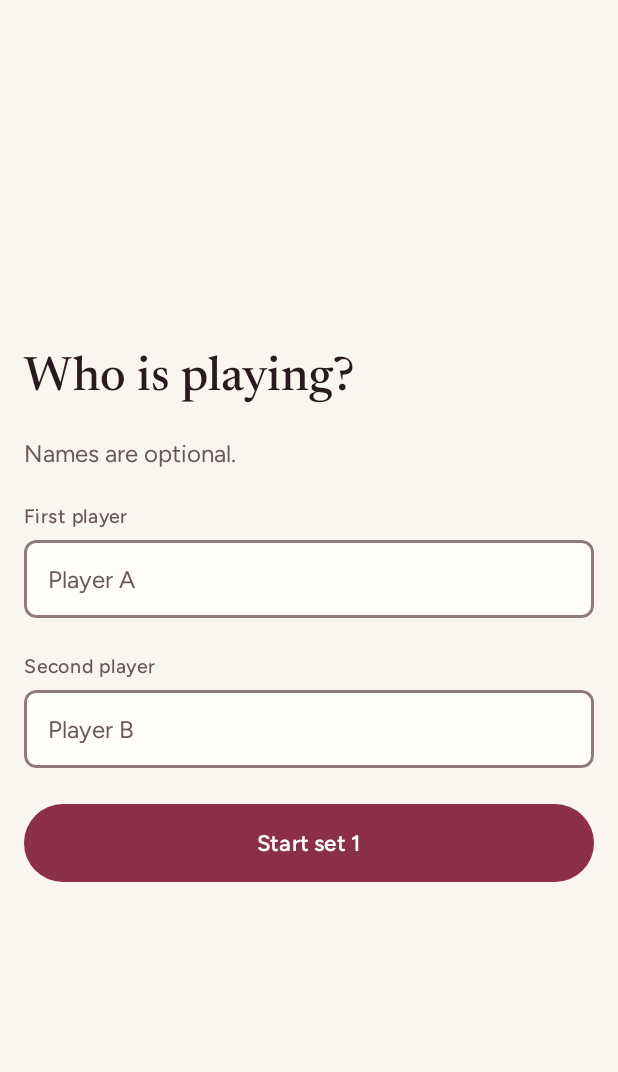
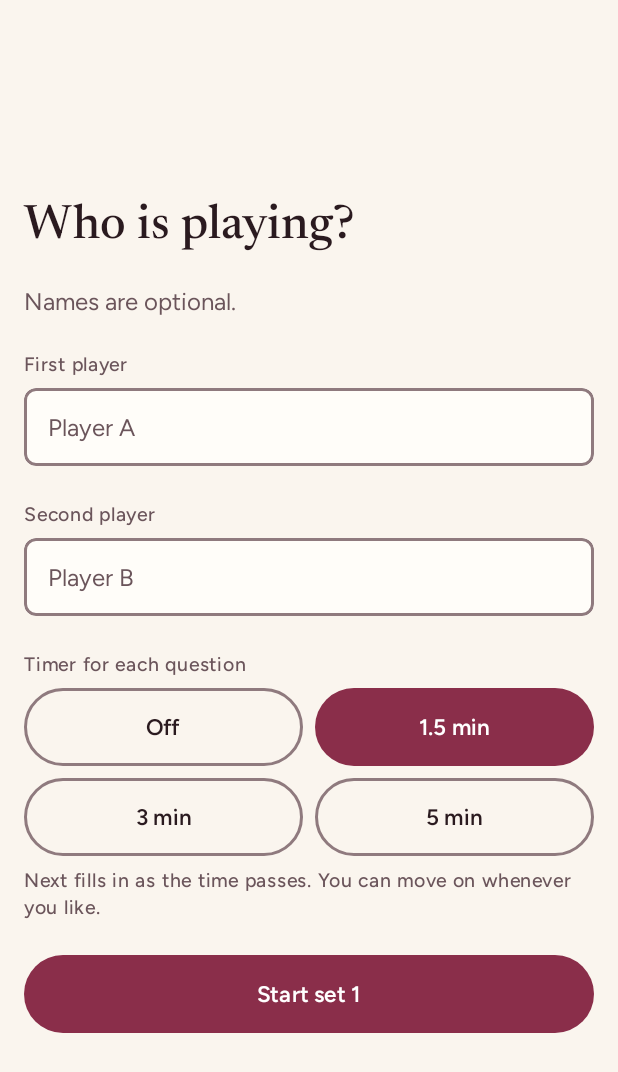
Before and after one commit to tcjewell-tech/closer-cards, an Android app built with Jetpack Compose: the screen it shows after launch (MainActivity), after a tap on "Start", on a phone screen of 412 x 824 dp. Shown: the top 1072 px of the screen. Run offline under Robolectric (Android 15) with nearby library versions, the phone set to English and light mode, and no system bars.

Commit message:
Add an optional timer for each question that shades in Next
Setup gains a picker: Off, 1.5, 3 or 5 minutes (1.5 by default, not
saved between launches). Once a card is revealed, Next fills from the
start edge over the chosen time as a pacing cue; Next and Skip work at
any moment. The fill is drawn under the label so its contrast stays
above 4.5:1, and counts frame time so it still runs with system
animations off.

Co-Authored-By: Claude Fable 5.2 <noreply@anthropic.com>

```diff
--- a/app/src/main/java/com/tom/closercards/model/Session.kt
+++ b/app/src/main/java/com/tom/closercards/model/Session.kt
@@ -34,10 +34,20 @@ object TurnOrder {
     }
 }
 
+/** The optional countdown for each question, chosen on Setup. It only paces: Next works at any time. */
+enum class QuestionTimer(val seconds: Int) {
+    Off(0), Short(90), Medium(180), Long(300);
+
+    /** How much of Next is shaded in once a question has been face up for [elapsedMillis]: 0 to 1. */
+    fun fill(elapsedMillis: Long): Float =
+        if (seconds == 0) 0f else (elapsedMillis / (seconds * 1000f)).coerceIn(0f, 1f)
+}
+
 /** Where a session stands. Indices are 0-based into [Deck.sets] and that set's cards. */
 data class Session(
     val phase: Phase = Phase.Home,
     val names: PlayerNames = PlayerNames.resolve("", ""),
+    val timer: QuestionTimer = QuestionTimer.Short,
     val setIndex: Int = 0,
     val cardIndex: Int = 0,
     val flipped: Boolean = false,
@@ -52,8 +62,8 @@ class SessionReducer(private val deck: Deck) {
 
     fun openSetup(s: Session) = if (s.phase == Phase.Home) s.copy(phase = Phase.Setup) else s
 
-    fun begin(s: Session, names: PlayerNames) =
-        if (s.phase == Phase.Setup) Session(phase = Phase.SetIntro, names = names) else s
+    fun begin(s: Session, names: PlayerNames, timer: QuestionTimer = QuestionTimer.Short) =
+        if (s.phase == Phase.Setup) Session(phase = Phase.SetIntro, names = names, timer = timer) else s
 
     fun startSet(s: Session) =
         if (s.phase == Phase.SetIntro) s.copy(phase = Phase.Card, cardIndex = 0, flipped = false) else s
@@ -83,9 +93,9 @@ class SessionReducer(private val deck: Deck) {
 
     fun endSession(s: Session) = if (s.phase == Phase.SetComplete) s.copy(phase = Phase.SessionComplete) else s
 
-    /** Same players, fresh deck: straight to the first set's intro. */
+    /** Same players and timer, fresh deck: straight to the first set's intro. */
     fun playAgain(s: Session) =
-        if (s.phase == Phase.SessionComplete) Session(phase = Phase.SetIntro, names = s.names) else s
+        if (s.phase == Phase.SessionComplete) Session(phase = Phase.SetIntro, names = s.names, timer = s.timer) else s
 
     /** Back from any screen: the session ends and Home starts a new one. */
     fun home() = Session()
--- a/app/src/main/java/com/tom/closercards/ui/CloserCardsNavHost.kt
+++ b/app/src/main/java/com/tom/closercards/ui/CloserCardsNavHost.kt
@@ -52,7 +52,7 @@ fun CloserCardsNavHost() {
         exitTransition = { ExitTransition.None },
     ) {
         composable(Phase.Home.name) { HomeScreen(onStart = { go(viewModel::start) }) }
-        composable(Phase.Setup.name) { SetupScreen(onBegin = { names -> go { viewModel.begin(names) } }) }
+        composable(Phase.Setup.name) { SetupScreen(onBegin = { names, timer -> go { viewModel.begin(names, timer) } }) }
         composable(Phase.SetIntro.name) { SetIntroScreen(state, onStart = { go(viewModel::startSet) }) }
         composable(Phase.Card.name) {
             CardScreen(state, onFlip = viewModel::flip, onNext = { go(viewModel::next) }, onSkip = { go(viewModel::skip) })
--- a/app/src/main/java/com/tom/closercards/ui/CloserCardsViewModel.kt
+++ b/app/src/main/java/com/tom/closercards/ui/CloserCardsViewModel.kt
@@ -4,6 +4,7 @@ import androidx.lifecycle.ViewModel
 import com.tom.closercards.model.Deck
 import com.tom.closercards.model.Phase
 import com.tom.closercards.model.PlayerNames
+import com.tom.closercards.model.QuestionTimer
 import com.tom.closercards.model.Session
 import com.tom.closercards.model.SessionReducer
 import kotlinx.coroutines.flow.MutableStateFlow
@@ -24,6 +25,7 @@ data class SessionUiState(
     val question: String,
     val firstName: String,
     val flipped: Boolean,
+    val timer: QuestionTimer,
 )
 
 /** Holds the session in memory (nothing is saved) and applies [SessionReducer] for each action. */
@@ -34,7 +36,7 @@ class CloserCardsViewModel(private val deck: Deck) : ViewModel() {
     val state: StateFlow<SessionUiState> = _state.asStateFlow()
 
     fun start() = update(reducer::openSetup)
-    fun begin(names: PlayerNames) = update { reducer.begin(it, names) }
+    fun begin(names: PlayerNames, timer: QuestionTimer) = update { reducer.begin(it, names, timer) }
     fun startSet() = update(reducer::startSet)
     fun flip(flipped: Boolean) = update { reducer.flip(it, flipped) }
     fun next() = update(reducer::advance)
@@ -66,6 +68,7 @@ class CloserCardsViewModel(private val deck: Deck) : ViewModel() {
             question = card.text,
             firstName = reducer.firstName(session),
             flipped = session.flipped,
+            timer = session.timer,
         )
     }
 }
--- a/app/src/main/java/com/tom/closercards/ui/components/CloserButton.kt
+++ b/app/src/main/java/com/tom/closercards/ui/components/CloserButton.kt
@@ -14,13 +14,22 @@ import androidx.compose.material3.Text
 import androidx.compose.runtime.Composable
 import androidx.compose.ui.Modifier
 import androidx.compose.ui.draw.alpha
+import androidx.compose.ui.draw.clip
+import androidx.compose.ui.draw.drawBehind
+import androidx.compose.ui.geometry.Offset
+import androidx.compose.ui.geometry.Size
 import androidx.compose.ui.graphics.Color
+import androidx.compose.ui.graphics.lerp
+import androidx.compose.ui.unit.LayoutDirection
 import androidx.compose.ui.unit.dp
 import com.tom.closercards.ui.theme.CloserShapes
 import com.tom.closercards.ui.theme.CloserSizes
 import com.tom.closercards.ui.theme.CloserSpacing
 import com.tom.closercards.ui.theme.CloserTheme
 import com.tom.closercards.ui.theme.SetColors
+
+/** How far the not-yet-shaded part of a button is mixed towards the page colour. At 0.25 the label stays above 4.5:1 on it. */
+private const val FILL_WASH = 0.25f
 
 enum class CloserButtonVariant {
     /** The one main action per screen: Start, Next, Continue, Play again. */
@@ -35,6 +44,8 @@ enum class CloserButtonVariant {
  * Labels are sentence case. An icon never replaces the label.
  * On a block of set colour, pass that set's [onSet] colours (SetIntro hands them to its actions)
  * so the button stays legible and its edge stays visible against the set colour.
+ * [fill] shades the pill in from the start edge: the fraction (0 to 1) it returns is at full colour and
+ * the rest is washed out. It is read while drawing, so a changing value does not recompose the button.
  */
 @Composable
 fun CloserButton(
@@ -45,6 +56,7 @@ fun CloserButton(
     enabled: Boolean = true,
     onSet: SetColors? = null,
     icon: (@Composable () -> Unit)? = null,
+    fill: (() -> Float)? = null,
 ) {
     val colors = CloserTheme.colors
     val (container, content, border) = when (variant) {
@@ -66,11 +78,25 @@ fun CloserButton(
             .focusRing(CloserShapes.pill, onSet?.content ?: colors.primary)
             .alpha(if (enabled) 1f else 0.45f)
             .heightIn(min = CloserSizes.buttonHeight)
-            .widthIn(min = CloserSizes.touchTarget),
+            .widthIn(min = CloserSizes.touchTarget)
+            .then(
+                if (fill == null) {
+                    Modifier
+                } else {
+                    // Drawn under the label (the Button's own container is transparent below), so the label keeps its colour.
+                    val washed = lerp(container, colors.surface, FILL_WASH)
+                    Modifier.clip(CloserShapes.pill).drawBehind {
+                        drawRect(washed)
+                        val full = size.width * fill().coerceIn(0f, 1f)
+                        val left = if (layoutDirection == LayoutDirection.Rtl) size.width - full else 0f
+                        drawRect(container, topLeft = Offset(left, 0f), size = Size(full, size.height))
+                    }
+                },
+            ),
         enabled = enabled,
         shape = CloserShapes.pill,
         colors = ButtonDefaults.buttonColors(
-            containerColor = container,
+            containerColor = if (fill == null) container else Color.Transparent,
             contentColor = content,
             disabledContainerColor = container,
             disabledContentColor = content,
--- /dev/null
+++ b/app/src/main/java/com/tom/closercards/ui/components/TimerPicker.kt
@@ -0,0 +1,56 @@
+package com.tom.closercards.ui.components
+
+import androidx.compose.foundation.layout.Arrangement
+import androidx.compose.foundation.layout.Column
+import androidx.compose.foundation.layout.Row
+import androidx.compose.foundation.selection.selectableGroup
+import androidx.compose.material3.Text
+import androidx.compose.runtime.Composable
+import androidx.compose.ui.Modifier
+import androidx.compose.ui.res.stringResource
+import androidx.compose.ui.semantics.Role
+import androidx.compose.ui.semantics.role
+import androidx.compose.ui.semantics.selected
+import androidx.compose.ui.semantics.semantics
+import com.tom.closercards.R
+import com.tom.closercards.model.QuestionTimer
+import com.tom.closercards.ui.theme.CloserSpacing
+import com.tom.closercards.ui.theme.CloserTheme
+
+/**
+ * Setup's choice of countdown for each question: Off or one of three lengths.
+ * Two rows of two, so the labels still fit at the largest system font size.
+ */
+@Composable
+fun TimerPicker(selected: QuestionTimer, onSelect: (QuestionTimer) -> Unit, modifier: Modifier = Modifier) {
+    Column(modifier, verticalArrangement = Arrangement.spacedBy(CloserSpacing.space2)) {
+        Text(stringResource(R.string.timer_label), style = CloserTheme.typography.caption, color = CloserTheme.colors.inkMuted)
+        Column(Modifier.selectableGroup(), verticalArrangement = Arrangement.spacedBy(CloserSpacing.space2)) {
+            QuestionTimer.entries.chunked(2).forEach { pair ->
+                Row(horizontalArrangement = Arrangement.spacedBy(CloserSpacing.space2)) {
+                    pair.forEach { timer ->
+                        val isSelected = timer == selected
+                        CloserButton(
+                            stringResource(timer.label),
+                            onClick = { onSelect(timer) },
+                            modifier = Modifier.weight(1f).semantics {
+                                this.selected = isSelected
+                                role = Role.RadioButton
+                            },
+                            variant = if (isSelected) CloserButtonVariant.Primary else CloserButtonVariant.Secondary,
+                        )
+                    }
+                }
+            }
+        }
+        Text(stringResource(R.string.timer_hint), style = CloserTheme.typography.caption, color = CloserTheme.colors.inkMuted)
+    }
+}
+
+private val QuestionTimer.label: Int
+    get() = when (this) {
+        QuestionTimer.Off -> R.string.timer_off
+        QuestionTimer.Short -> R.string.timer_short
+        QuestionTimer.Medium -> R.string.timer_medium
+        QuestionTimer.Long -> R.string.timer_long
+    }
--- a/app/src/main/java/com/tom/closercards/ui/screens/Screens.kt
+++ b/app/src/main/java/com/tom/closercards/ui/screens/Screens.kt
@@ -15,11 +15,14 @@ import androidx.compose.foundation.rememberScrollState
 import androidx.compose.foundation.verticalScroll
 import androidx.compose.material3.Text
 import androidx.compose.runtime.Composable
+import androidx.compose.runtime.LaunchedEffect
 import androidx.compose.runtime.getValue
 import androidx.compose.runtime.key
+import androidx.compose.runtime.mutableLongStateOf
 import androidx.compose.runtime.mutableStateOf
 import androidx.compose.runtime.saveable.rememberSaveable
 import androidx.compose.runtime.setValue
+import androidx.compose.runtime.withFrameMillis
 import androidx.compose.ui.Alignment
 import androidx.compose.ui.Modifier
 import androidx.compose.ui.res.stringResource
@@ -29,6 +32,7 @@ import androidx.compose.ui.text.TextStyle
 import androidx.compose.ui.text.input.ImeAction
 import com.tom.closercards.R
 import com.tom.closercards.model.PlayerNames
+import com.tom.closercards.model.QuestionTimer
 import com.tom.closercards.ui.SessionUiState
 import com.tom.closercards.ui.components.CloserButton
 import com.tom.closercards.ui.components.CloserButtonVariant
@@ -36,6 +40,7 @@ import com.tom.closercards.ui.components.FlipCard
 import com.tom.closercards.ui.components.NameField
 import com.tom.closercards.ui.components.SetIntro
 import com.tom.closercards.ui.components.SetProgress
+import com.tom.closercards.ui.components.TimerPicker
 import com.tom.closercards.ui.components.TurnBanner
 import com.tom.closercards.ui.theme.CloserSpacing
 import com.tom.closercards.ui.theme.CloserTheme
@@ -48,9 +53,10 @@ fun HomeScreen(onStart: () -> Unit) = ScreenColumn {
 }
 
 @Composable
-fun SetupScreen(onBegin: (PlayerNames) -> Unit) = ScreenColumn {
+fun SetupScreen(onBegin: (PlayerNames, QuestionTimer) -> Unit) = ScreenColumn {
     var first by rememberSaveable { mutableStateOf("") }
     var second by rememberSaveable { mutableStateOf("") }
+    var timer by rememberSaveable { mutableStateOf(QuestionTimer.Short) }
     val defaultA = stringResource(R.string.player_a_default)
     val defaultB = stringResource(R.string.player_b_default)
     Heading(stringResource(R.string.setup_title), CloserTheme.typography.setTitle)
@@ -63,9 +69,10 @@ fun SetupScreen(onBegin: (PlayerNames) -> Unit) = ScreenColumn {
         placeholder = defaultB,
         imeAction = ImeAction.Done,
     )
+    TimerPicker(timer, onSelect = { timer = it })
     CloserButton(
         stringResource(R.string.start_set, 1),
-        onClick = { onBegin(PlayerNames.resolve(first, second, defaultA, defaultB)) },
+        onClick = { onBegin(PlayerNames.resolve(first, second, defaultA, defaultB), timer) },
         modifier = Modifier.fillMaxWidth(),
     )
 }
@@ -95,6 +102,23 @@ fun CardScreen(
     onNext: () -> Unit,
     onSkip: () -> Unit,
 ) {
+    // How long this question has been face up. Kept across rotation, back to zero on each new card.
+    var elapsedMillis by rememberSaveable(state.cardId) { mutableLongStateOf(0L) }
+    val timer = state.timer
+    if (timer != QuestionTimer.Off) {
+        // Runs only while the question shows, so hiding it pauses the countdown. Counts real frame time
+        // rather than an animation, because animations finish at once when system animations are off.
+        LaunchedEffect(state.cardId, state.flipped) {
+            if (!state.flipped) return@LaunchedEffect
+            var last = withFrameMillis { it }
+            while (timer.fill(elapsedMillis) < 1f) {
+                withFrameMillis {
+                    elapsedMillis += it - last
+                    last = it
+                }
+            }
+        }
+    }
     Column(
         Modifier
             .fillMaxSize()
@@ -118,7 +142,12 @@ fun CardScreen(
             }
         }
         Row(horizontalArrangement = Arrangement.spacedBy(CloserSpacing.space4)) {
-            CloserButton(stringResource(R.string.next), onClick = onNext, modifier = Modifier.weight(1f))
+            CloserButton(
+                stringResource(R.string.next),
+                onClick = onNext,
+                modifier = Modifier.weight(1f),
+                fill = if (timer == QuestionTimer.Off) null else ({ timer.fill(elapsedMillis) }),
+            )
             CloserButton(
                 stringResource(R.string.skip),
                 onClick = onSkip,
--- a/app/src/main/res/values/strings.xml
+++ b/app/src/main/res/values/strings.xml
@@ -14,6 +14,14 @@
     <!-- Used when a name is left blank, and as the field placeholders. -->
     <string name="player_a_default">Player A</string>
     <string name="player_b_default">Player B</string>
+
+    <!-- Setup: the optional countdown that shades in Next on each question. -->
+    <string name="timer_label">Timer for each question</string>
+    <string name="timer_hint">Next fills in as the time passes. You can move on whenever you like.</string>
+    <string name="timer_off">Off</string>
+    <string name="timer_short">1.5 min</string>
+    <string name="timer_medium">3 min</string>
+    <string name="timer_long">5 min</string>
 
     <!-- Sets -->
     <string name="start_set">Start set %1$d</string>
```
Also changed, not shown: 2 other files.
